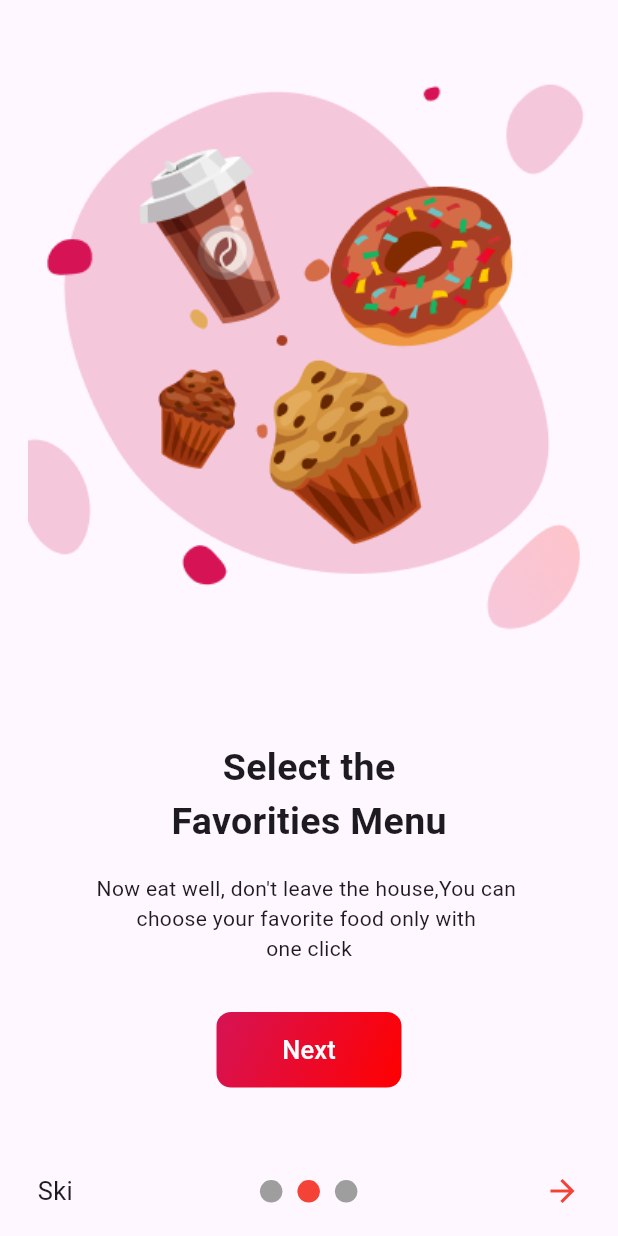
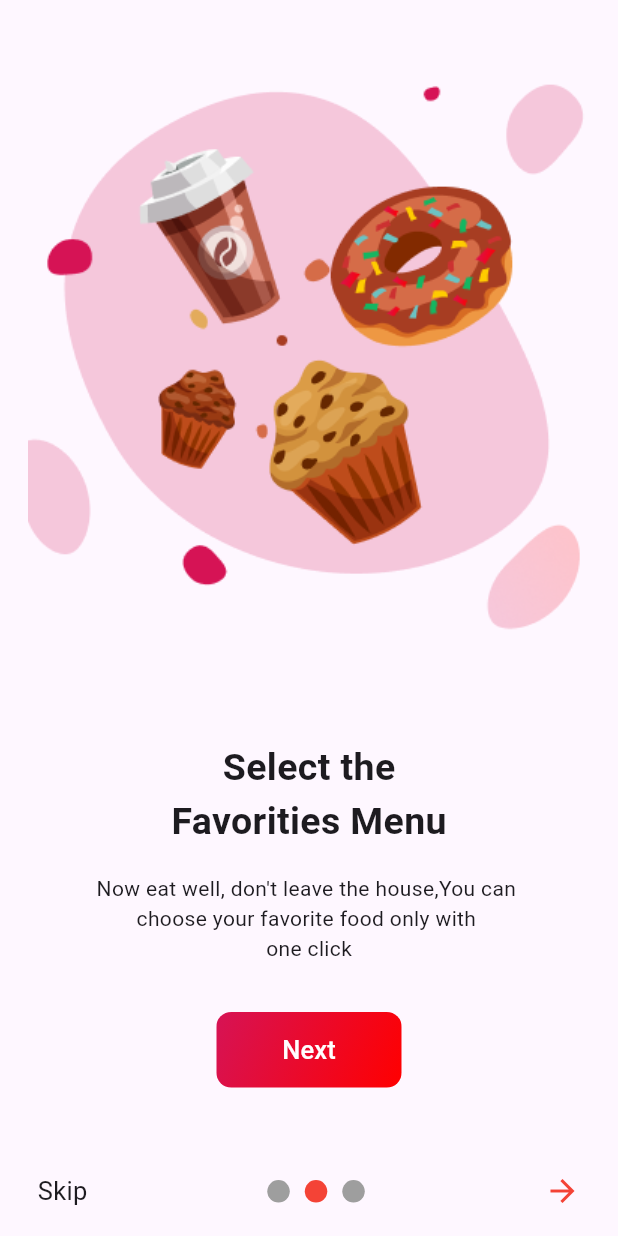
Before and after one commit to wazir1420/Food_Courier_App, a Flutter app: the OnboardView screen opened by its route, on a phone screen of 412 x 824 dp. Run offline on Flutter 3.47's test engine with Material 3 defaults, Android fonts, the phone set to English and light mode, and no system bars; our stand-ins replace firebase_auth, firebase_core, flutter_typeahead, geocoding, google_maps_flutter, socket_io_client and 3 more; accounts and stored records are empty.

Commit message:
done_onboard

```diff
--- a/myfinalhackathon/lib/view/onboard_view.dart
+++ b/myfinalhackathon/lib/view/onboard_view.dart
@@ -110,7 +110,7 @@ class OnboardView extends StatelessWidget {
                     mainAxisAlignment: MainAxisAlignment.spaceBetween,
                     children: [
                       Text(
-                        'Ski',
+                        'Skip',
                         style: TextStyle(fontSize: 17),
                       ),
                       SizedBox(
```
